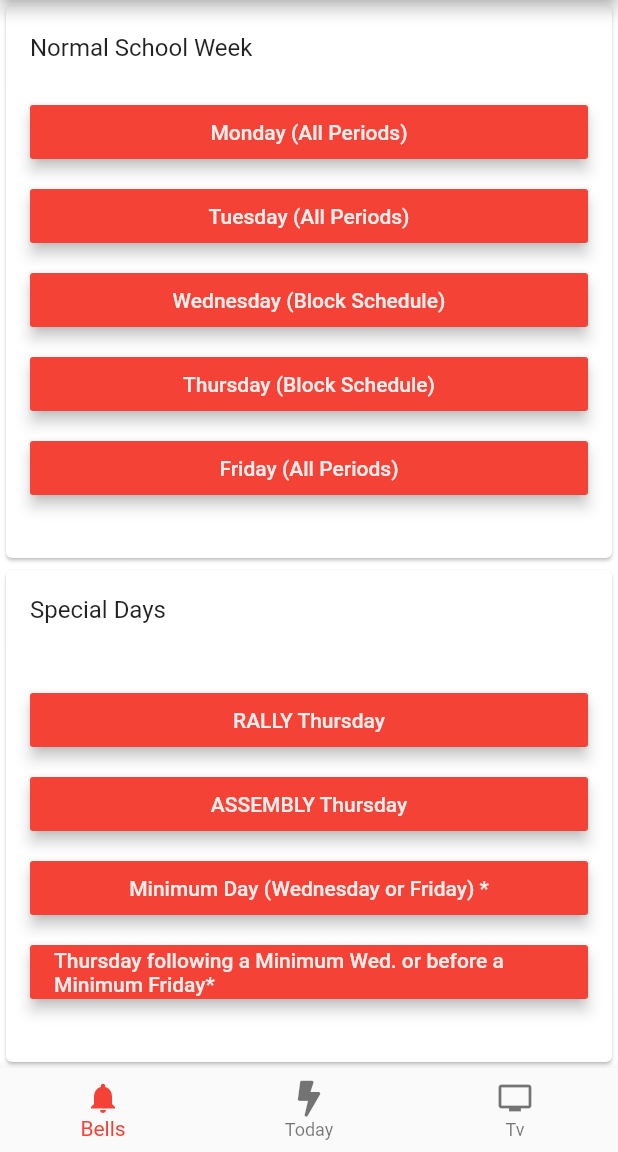
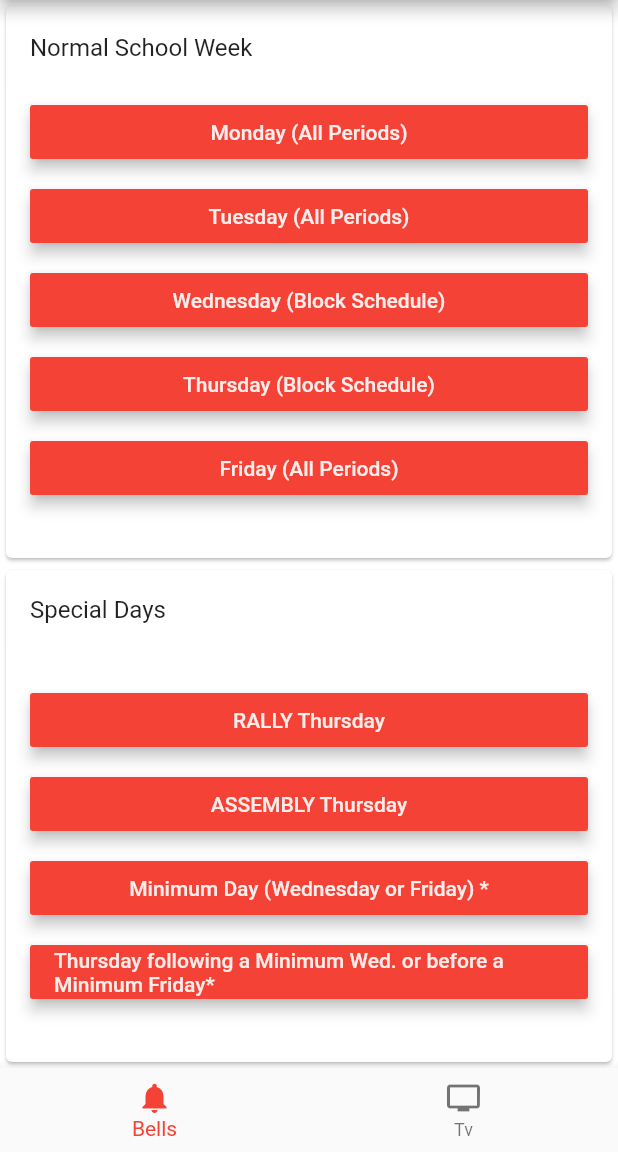
Before and after one commit to partnercloudsupport/Redwood, a Flutter app: the screen it shows after launch, on a phone screen of 412 x 824 dp, the part 84-1236 px from its top. Run offline on Flutter 3.47's test engine with Material 2 defaults, Android fonts, the phone set to English and light mode, and no system bars; our stand-ins replace connectivity, firebase_database, firebase_messaging, firebase_remote_config, font_awesome_flutter, native_ui and 4 more; missing offline and left inert: flutter_youtube, quick_actions, scalable_image; accounts and stored records are empty.

Commit message:
removed the Today tab for now

```diff
--- a/lib/main.dart
+++ b/lib/main.dart
@@ -252,7 +252,7 @@ class TabsState extends State<Tabs> {
           onPageChanged: onTabChanged,
           children: <Widget>[
             new _firstTab.Home(),
-            new _secondTab.Today(),
+            //new _secondTab.Today(),
             new Tv()
           ],
         ),
@@ -384,9 +384,9 @@ class TabsState extends State<Tabs> {
         this._title_app = "Redwood - " + TabItems[0].title + " 🔔";
         break;
 
-      case 1:
-        this._title_app = "Redwood - " + TabItems[1].title + " ⚡";
-        break;
+//      case 1:
+//        this._title_app = "Redwood - " + TabItems[1].title + " ⚡";
+//        break;
 
       case 2:
         this._title_app = "Redwood - " + TabItems[2].title + " 📺";
@@ -404,7 +404,7 @@ class TabItem {
 
 const List<TabItem> TabItems = const <TabItem>[
   const TabItem(title: 'Bells', icon: Icons.notifications),
-  const TabItem(title: 'Today', icon: FontAwesomeIcons.bolt),
+  //const TabItem(title: 'Today', icon: FontAwesomeIcons.bolt),
   const TabItem(title: 'Tv', icon: Icons.tv)
 ];
 
@@ -564,8 +564,8 @@ class HomePageState extends State<HomePage> {
                   ),
                 );
               }));
-    }
-    ;
+    };
+
     if (_connectionStatus == 'ConnectivityResult.none') {
       return new ListView(
         children: <Widget>[
```
